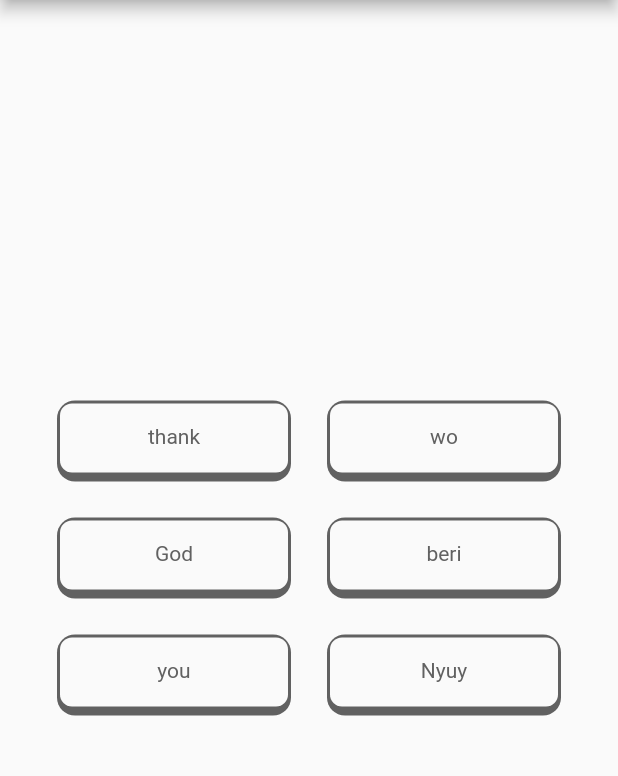
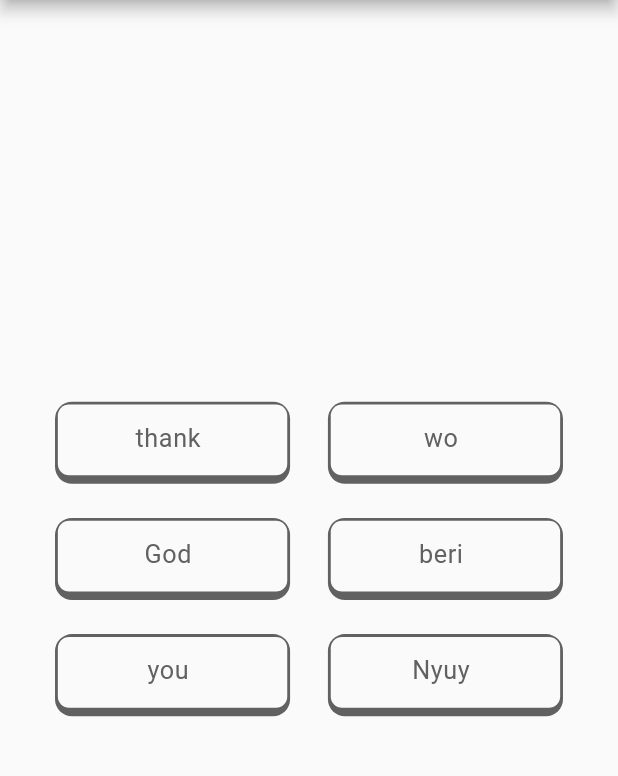
Before and after one commit to obumnwabude/matchword, a Flutter app: the screen it shows after launch, after a tap on "Start", on a phone screen of 412 x 824 dp, the part 84-860 px from its top. Run offline on Flutter 3.47's test engine with Material 2 defaults, Android fonts, the phone set to English and light mode, and no system bars; our stand-ins replace flutter_screenutil.

Commit message:
chore: add Flutter ScreenUtil how adaptive UIs

```diff
--- a/lib/main.dart
+++ b/lib/main.dart
@@ -1,4 +1,5 @@
 import 'package:flutter/material.dart';
+import 'package:flutter_screenutil/flutter_screenutil.dart';
 
 import 'screens/home_screen.dart';
 
@@ -9,10 +10,16 @@ class MyApp extends StatelessWidget {
 
   @override
   Widget build(BuildContext context) {
-    return MaterialApp(
-      darkTheme: ThemeData.dark(),
-      themeMode: ThemeMode.system,
-      home: const HomeScreen(),
+    return ScreenUtilInit(
+      designSize: const Size(392, 872),
+      ensureScreenSize: true,
+      builder: (context, _) {
+        return MaterialApp(
+          darkTheme: ThemeData.dark(),
+          themeMode: ThemeMode.system,
+          home: const HomeScreen(),
+        );
+      },
     );
   }
 }
--- a/lib/screens/session_screen.dart
+++ b/lib/screens/session_screen.dart
@@ -1,6 +1,7 @@
 import 'dart:math';
 
 import 'package:flutter/material.dart';
+import 'package:flutter_screenutil/flutter_screenutil.dart';
 
 import '../models/match_session.dart';
 import '../models/word_in_column.dart';
@@ -74,15 +75,15 @@ class _SessionScreenState extends State<SessionScreen> {
       appBar: AppBar(title: const Text('Match Words')),
       body: Center(
         child: SizedBox(
-          width: min(384, MediaQuery.of(context).size.width),
+          width: min(384, 1.sw),
           child: Padding(
-            padding: const EdgeInsets.all(24),
+            padding: EdgeInsets.all(24.r),
             child: Column(
               mainAxisSize: MainAxisSize.min,
               children: [
                 ...widget.session.randomized.entries.map((pair) {
                   return Padding(
-                    padding: const EdgeInsets.only(bottom: 24),
+                    padding: EdgeInsets.only(bottom: 24.h),
                     child: Row(
                       crossAxisAlignment: CrossAxisAlignment.start,
                       children: [
@@ -91,7 +92,7 @@ class _SessionScreenState extends State<SessionScreen> {
                           state: _wVState(pair.key),
                           onTap: () => _onTap(pair.key),
                         ),
-                        const SizedBox(width: 24),
+                        SizedBox(width: 24.w),
                         WordView(
                           word: pair.value,
                           state: _wVState(pair.value),
@@ -102,7 +103,7 @@ class _SessionScreenState extends State<SessionScreen> {
                   );
                 }),
                 if (widget.session.isComplete) ...[
-                  const SizedBox(height: 40),
+                  SizedBox(height: 40.h),
                   Row(mainAxisAlignment: MainAxisAlignment.center, children: [
                     ElevatedButton(
                       onPressed: () => Navigator.of(context).pop(),
--- a/lib/widgets/word_view.dart
+++ b/lib/widgets/word_view.dart
@@ -1,4 +1,5 @@
 import 'package:flutter/material.dart';
+import 'package:flutter_screenutil/flutter_screenutil.dart';
 
 import '../models/word_in_column.dart';
 
@@ -24,26 +25,31 @@ class WordView extends StatelessWidget {
       child: AnimatedContainer(
         decoration: BoxDecoration(
           color: color,
-          borderRadius: BorderRadius.circular(12),
+          borderRadius: BorderRadius.circular(12.r),
         ),
         duration: const Duration(milliseconds: 500),
         child: Container(
-          margin: const EdgeInsets.fromLTRB(2, 2, 2, 6),
+          margin: EdgeInsets.fromLTRB(2.r, 2.r, 2.r, 6.r),
           decoration: BoxDecoration(
             color: Theme.of(context).scaffoldBackgroundColor,
-            borderRadius: BorderRadius.circular(8),
+            borderRadius: BorderRadius.circular(8.r),
           ),
           child: Material(
             color: Colors.transparent,
             child: InkWell(
-              borderRadius: BorderRadius.circular(8),
+              borderRadius: BorderRadius.circular(8.r),
               splashColor: color,
               onTap: state != WordViewState.matched ? onTap : null,
               child: Padding(
-                padding: const EdgeInsets.fromLTRB(8, 16, 8, 16),
+                padding: EdgeInsets.fromLTRB(2.r, 16.r, 8.r, 16.r),
                 child: Text(
                   word.word,
-                  style: TextStyle(color: color, height: 1),
+                  style: TextStyle(
+                    color: color,
+                    height: 1,
+                    fontSize: 16.sp,
+                    letterSpacing: 0.4,
+                  ),
                   textAlign: TextAlign.center,
                 ),
               ),
--- a/pubspec.yaml
+++ b/pubspec.yaml
@@ -8,6 +8,7 @@ dependencies:
   flutter:
     sdk: flutter
   cupertino_icons: ^1.0.2
+  flutter_screenutil: ^5.9.0
 dev_dependencies:
   flutter_test:
     sdk: flutter
```
Also changed, not shown: pubspec.lock.
